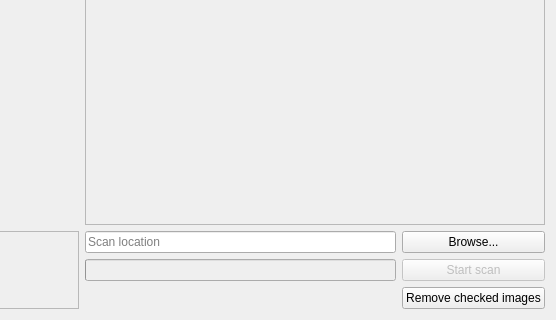
First picture: the form in similar-images-finder/widget.ui, repository th3or14/img-hash-tools, before the edit; both pictures show x 244 to 800 and y 280 to 600 of the 800 by 600 pixel window.
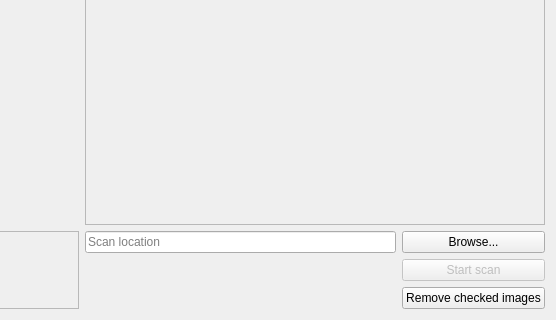
Second picture: the form after the edit.

Commit message: introduce progress dialog

The edit to the form file:
```diff
--- a/similar-images-finder/widget.ui
+++ b/similar-images-finder/widget.ui
@@ -34,83 +34,6 @@
      </property>
     </widget>
    </item>
-   <item row="3" column="1">
-    <widget class="QProgressBar" name="progress">
-     <property name="palette">
-      <palette>
-       <active>
-        <colorrole role="Base">
-         <brush brushstyle="SolidPattern">
-          <color alpha="255">
-           <red>239</red>
-           <green>239</green>
-           <blue>239</blue>
-          </color>
-         </brush>
-        </colorrole>
-        <colorrole role="Highlight">
-         <brush brushstyle="SolidPattern">
-          <color alpha="255">
-           <red>73</red>
-           <green>168</green>
-           <blue>53</blue>
-          </color>
-         </brush>
-        </colorrole>
-       </active>
-       <inactive>
-        <colorrole role="Base">
-         <brush brushstyle="SolidPattern">
-          <color alpha="255">
-           <red>239</red>
-           <green>239</green>
-           <blue>239</blue>
-          </color>
-         </brush>
-        </colorrole>
-        <colorrole role="Highlight">
-         <brush brushstyle="SolidPattern">
-          <color alpha="255">
-           <red>73</red>
-           <green>168</green>
-           <blue>53</blue>
-          </color>
-         </brush>
-        </colorrole>
-       </inactive>
-       <disabled>
-        <colorrole role="Base">
-         <brush brushstyle="SolidPattern">
-          <color alpha="255">
-           <red>239</red>
-           <green>239</green>
-           <blue>239</blue>
-          </color>
-         </brush>
-        </colorrole>
-        <colorrole role="Highlight">
-         <brush brushstyle="SolidPattern">
-          <color alpha="255">
-           <red>145</red>
-           <green>145</green>
-           <blue>145</blue>
-          </color>
-         </brush>
-        </colorrole>
-       </disabled>
-      </palette>
-     </property>
-     <property name="value">
-      <number>0</number>
-     </property>
-     <property name="invertedAppearance">
-      <bool>false</bool>
-     </property>
-     <property name="format">
-      <string/>
-     </property>
-    </widget>
-   </item>
    <item row="3" column="2">
     <widget class="QPushButton" name="scan">
      <property name="enabled">
```
The commit also changes 2 other files.
